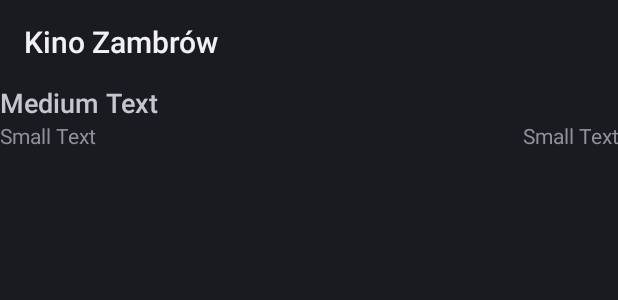
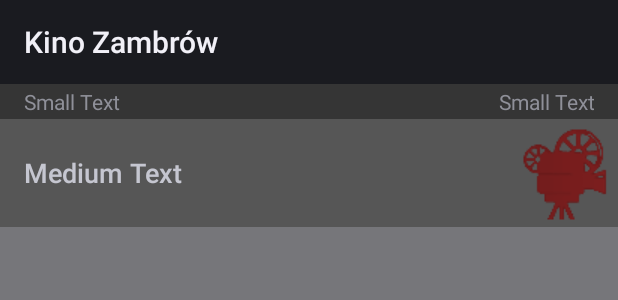
Before and after one commit to CoderDojoPL/KinoZam, an Android app: the layout seans_item.xml on its own in the app's theme, with its tools: preview values and no code run, on a phone screen of 412 x 824 dp. Shown: the top 300 px of the screen. Run offline under Robolectric (Android 15) with nearby library versions, the phone set to English and light mode, and no system bars.

```diff
--- a/KinoZam/build.gradle
+++ b/KinoZam/build.gradle
@@ -3,7 +3,7 @@ buildscript {
         maven { url 'http://repo1.maven.org/maven2' }
     }
     dependencies {
-        classpath 'com.android.tools.build:gradle:0.4'
+        classpath 'com.android.tools.build:gradle:0.5.1'
     }
 }
 apply plugin: 'android'
--- a/KinoZam/src/main/java/pl/coderdojo/kinozam/activity/SeansListActivity.java
+++ b/KinoZam/src/main/java/pl/coderdojo/kinozam/activity/SeansListActivity.java
@@ -156,19 +156,6 @@ public class SeansListActivity extends Activity {
             }
         };
         findViewById(R.id.dojoLogoView).setOnClickListener(openDojoListener);
-        findViewById(R.id.linkView).setOnClickListener(openDojoListener);
-        findViewById(R.id.dojoTextView).setOnClickListener(openDojoListener);
-
-        //przycisk do ukrywania banera
-        ImageButton closeDescriptionButton = (ImageButton) findViewById(R.id.closeDojoDescriptionButton);
-        closeDescriptionButton.setOnClickListener(new View.OnClickListener() {
-            @Override
-            public void onClick(View view) {
-                LinearLayout dojoBanner = (LinearLayout) findViewById(R.id.dojoBanner);
-                dojoBanner.setVisibility(View.GONE);
-            }
-        });
-
     }
 
     /**
--- a/KinoZam/src/main/res/layout/activity_seans_list.xml
+++ b/KinoZam/src/main/res/layout/activity_seans_list.xml
@@ -2,10 +2,6 @@
     xmlns:tools="http://schemas.android.com/tools"
     android:layout_width="match_parent"
     android:layout_height="match_parent"
-    android:paddingLeft="@dimen/activity_horizontal_margin"
-    android:paddingRight="@dimen/activity_horizontal_margin"
-    android:paddingTop="@dimen/activity_vertical_margin"
-    android:paddingBottom="@dimen/activity_vertical_margin"
     android:orientation="vertical"
     tools:context=".SeansListActivity">
 
@@ -93,7 +89,8 @@
 
     <LinearLayout
         android:layout_width="fill_parent"
-        android:layout_height="wrap_content">
+        android:layout_height="wrap_content"
+        android:background="#77777e">
 
         <ImageView
             android:layout_width="wrap_content"
--- a/KinoZam/src/main/res/layout/seans_item.xml
+++ b/KinoZam/src/main/res/layout/seans_item.xml
@@ -3,38 +3,72 @@
 <LinearLayout xmlns:android="http://schemas.android.com/apk/res/android"
               android:orientation="vertical"
               android:layout_width="match_parent"
-              android:layout_height="match_parent">
-
-    <TextView
-            android:layout_width="fill_parent"
-            android:layout_height="wrap_content"
-            android:textAppearance="?android:attr/textAppearanceMedium"
-            android:text="Medium Text"
-            android:id="@+id/titleTextView" android:layout_gravity="center"/>
+              android:layout_height="match_parent"
+              android:background="#76767a"
+              android:paddingBottom="2dp"
+              android:baselineAligned="false"
+    >
 
     <LinearLayout
         android:layout_width="fill_parent"
-        android:layout_height="35dp"
-        android:layout_gravity="center">
+        android:layout_height="wrap_content"
+        android:layout_gravity="center"
+        android:background="#353535">
 
         <TextView
             android:layout_width="wrap_content"
-            android:layout_height="wrap_content"
+            android:layout_height="fill_parent"
             android:textAppearance="?android:attr/textAppearanceSmall"
             android:text="Small Text"
             android:id="@+id/dateTextView"
-            android:gravity="left"
-            android:paddingBottom="10dp"/>
+            android:gravity="center_vertical|left"
+            android:layout_marginLeft="@dimen/activity_vertical_margin"
+            android:layout_marginTop="2dp"
+            android:layout_marginBottom="2dp"/>
 
         <TextView
             android:layout_width="fill_parent"
-            android:layout_height="wrap_content"
+            android:layout_height="fill_parent"
             android:textAppearance="?android:attr/textAppearanceSmall"
             android:text="Small Text"
             android:id="@+id/timeTextView"
-            android:paddingBottom="10dp"
-            android:gravity="right"
-            />
+            android:gravity="center_vertical|right"
+            android:layout_marginRight="@dimen/activity_vertical_margin"
+            android:layout_marginBottom="2dp"
+            android:layout_marginTop="2dp"/>
+    </LinearLayout>
+
+    <LinearLayout
+        android:layout_width="fill_parent"
+        android:layout_height="wrap_content"
+        android:background="#565656"
+        android:id="@+id/backgroundblue"
+        >
+
+
+        <TextView
+                android:layout_width="wrap_content"
+                android:layout_height="match_parent"
+                android:textAppearance="?android:attr/textAppearanceMedium"
+                android:id="@+id/titleTextView" android:layout_gravity="center_horizontal|left"
+                android:gravity="center_vertical"
+                android:singleLine="false"
+                android:text="Medium Text"
+                android:phoneNumber="false"
+                android:layout_marginLeft="16dp"/>
+
+        <LinearLayout
+            android:layout_width="fill_parent"
+            android:layout_height="fill_parent"
+            android:gravity="right">
+
+            <ImageView
+                android:layout_width="wrap_content"
+                android:layout_height="fill_parent"
+                android:id="@+id/imageView"
+                android:background="@drawable/logo_stronki"
+                />
+        </LinearLayout>
 
     </LinearLayout>
 
```
Also changed, not shown: 2 other files.
